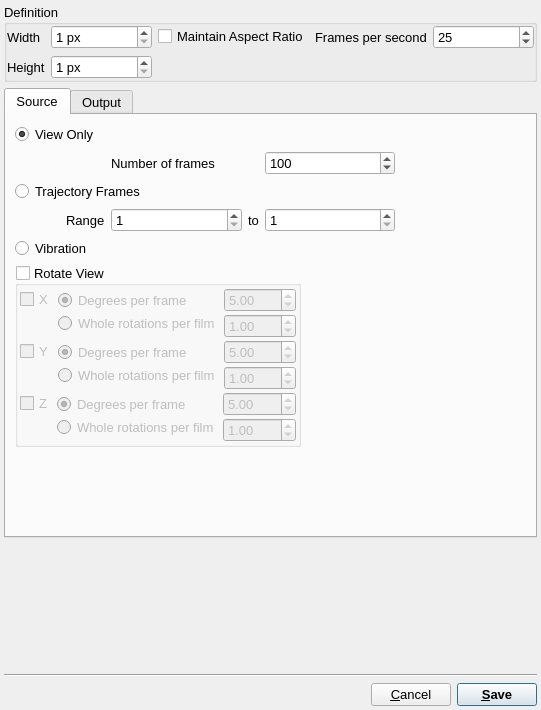
This is src/gui/exportfilm.ui in trisyoungs/aten as Qt 5 draws it before an edit. The edited form follows.
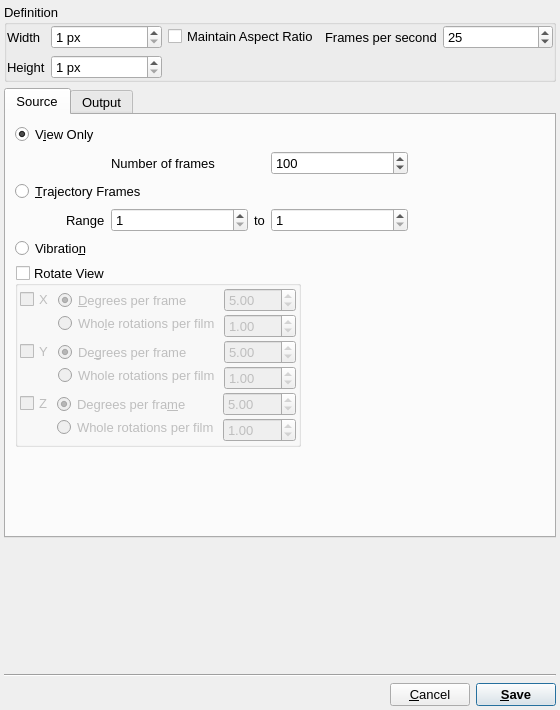
This is the edited form. Icons and pictures are not drawn.

Commit message: Fixed - Transmute Selection and AddH Selection/Model popup options would select parent mode afterwards. Fixed - Buckytube example was broken. Tweaked other docs. Added shortcuts to allow increase/decrease of messages font size. Renamed TPopupWidget::changed() to TPopupWidget::popupChanged(). Fixed - Messages font was not correctly used in all view stacks. Updated film export placeholder strings to include boilerplate '@'.

The edit to the form file:
```diff
--- a/src/gui/exportfilm.ui
+++ b/src/gui/exportfilm.ui
@@ -9,7 +9,7 @@
    <rect>
     <x>0</x>
     <y>0</y>
-    <width>541</width>
+    <width>560</width>
     <height>710</height>
    </rect>
   </property>
@@ -169,7 +169,7 @@
          <item row="0" column="0" colspan="2">
           <widget class="QRadioButton" name="SourceViewOnlyRadio">
            <property name="text">
-            <string>View Only</string>
+            <string>V&amp;iew Only</string>
            </property>
            <property name="checked">
             <bool>true</bool>
@@ -195,14 +195,14 @@
          <item row="2" column="0" colspan="3">
           <widget class="QRadioButton" name="SourceTrajectoryRadio">
            <property name="text">
-            <string>Trajectory Frames</string>
+            <string>&amp;Trajectory Frames</string>
            </property>
           </widget>
          </item>
          <item row="4" column="0" colspan="2">
           <widget class="QRadioButton" name="SourceVibrationRadio">
            <property name="text">
-            <string>Vibration</string>
+            <string>Vibratio&amp;n</string>
            </property>
           </widget>
          </item>
@@ -383,7 +383,7 @@
                     <bool>false</bool>
                    </property>
                    <property name="text">
-                    <string>Degrees per frame</string>
+                    <string>&amp;Degrees per frame</string>
                    </property>
                    <property name="checked">
                     <bool>true</bool>
@@ -396,7 +396,7 @@
                     <bool>false</bool>
                    </property>
                    <property name="text">
-                    <string>Whole rotations per film</string>
+                    <string>Who&amp;le rotations per film</string>
                    </property>
                   </widget>
                  </item>
@@ -473,7 +473,7 @@
                     <bool>false</bool>
                    </property>
                    <property name="text">
-                    <string>Degrees per frame</string>
+                    <string>De&amp;grees per frame</string>
                    </property>
                    <property name="checked">
                     <bool>true</bool>
@@ -563,7 +563,7 @@
                     <bool>false</bool>
                    </property>
                    <property name="text">
-                    <string>Degrees per frame</string>
+                    <string>Degrees per fra&amp;me</string>
                    </property>
                    <property name="checked">
                     <bool>true</bool>
```
Left out of the diff: 72 changed lines with no effect on the pictures. The commit also changes 18 other files.
